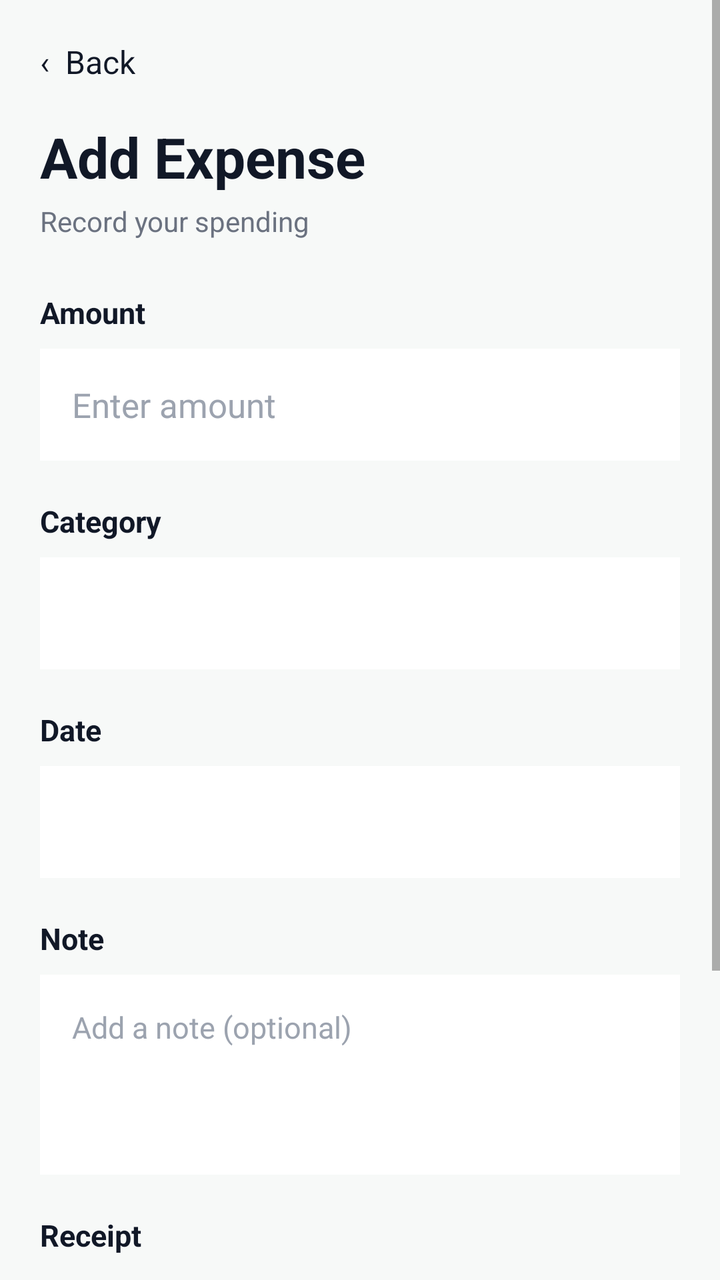
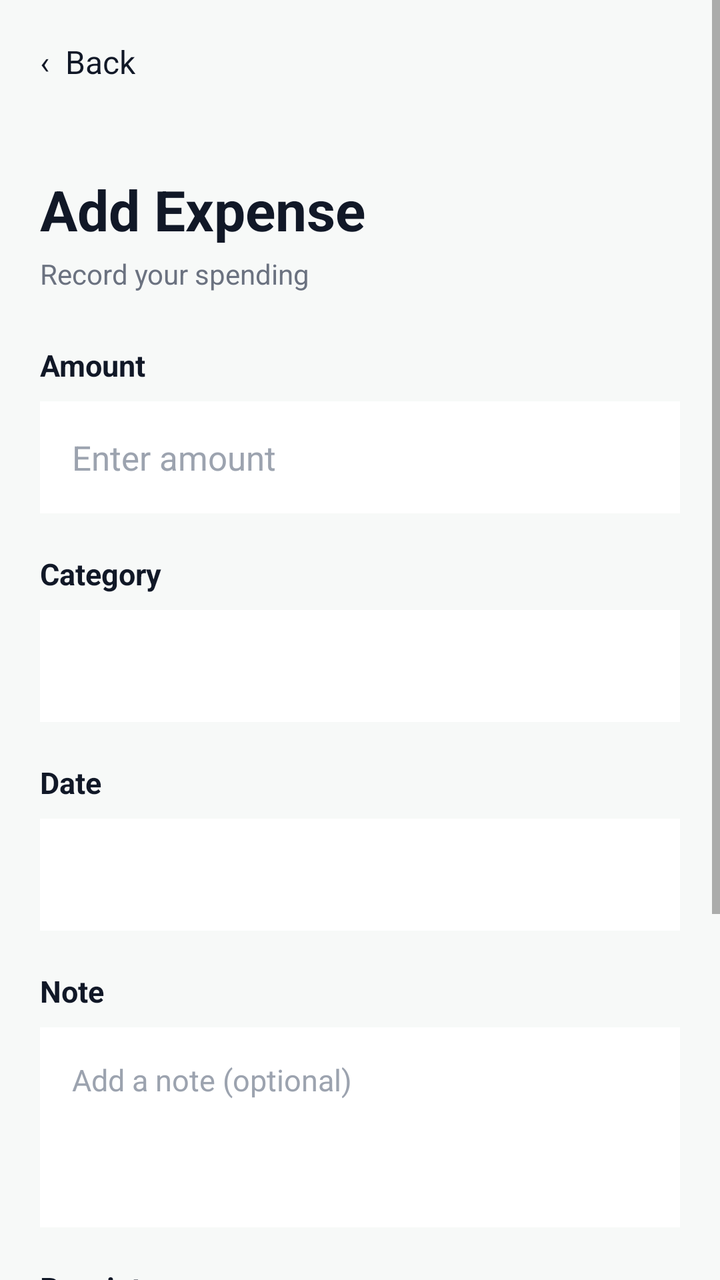

Compare the two renders of this Android layout. The source of the first and the diff that turns it into the second are given below.
<!-- AndroidManifest.xml: application theme Theme.ExpenseTrack -->
<!-- res/layout/activity_add_expense.xml -->
<?xml version="1.0" encoding="utf-8"?>
<ScrollView xmlns:android="http://schemas.android.com/apk/res/android"
    android:layout_width="match_parent"
    android:layout_height="match_parent"
    android:background="#F7F9F8"
    android:fillViewport="true">

    <LinearLayout
        android:layout_width="match_parent"
        android:layout_height="wrap_content"
        android:orientation="vertical"
        android:padding="20dp">

        <TextView
            android:id="@+id/tvBack"
            android:layout_width="wrap_content"
            android:layout_height="wrap_content"
            android:text="‹  Back"
            android:textColor="#111827"
            android:textSize="16sp"
            android:clickable="true"
            android:focusable="true" />

        <TextView
            android:layout_width="wrap_content"
            android:layout_height="wrap_content"
            android:layout_marginTop="18dp"
            android:text="Add Expense"
            android:textColor="#111827"
            android:textSize="28sp"
            android:textStyle="bold" />

        <TextView
            android:layout_width="wrap_content"
            android:layout_height="wrap_content"
            android:layout_marginTop="4dp"
            android:text="Record your spending"
            android:textColor="#6B7280"
            android:textSize="14sp" />

        <TextView
            android:layout_width="wrap_content"
            android:layout_height="wrap_content"
            android:layout_marginTop="26dp"
            android:text="Amount"
            android:textColor="#111827"
            android:textSize="15sp"
            android:textStyle="bold" />

        <EditText
            android:id="@+id/etAmount"
            android:layout_width="match_parent"
            android:layout_height="56dp"
            android:layout_marginTop="8dp"
            android:background="#FFFFFF"
            android:hint="Enter amount"
            android:inputType="numberDecimal"
            android:paddingStart="16dp"
            android:paddingEnd="16dp"
            android:textColor="#111827"
            android:textColorHint="#9CA3AF"
            android:textSize="17sp" />

        <TextView
            android:layout_width="wrap_content"
            android:layout_height="wrap_content"
            android:layout_marginTop="20dp"
            android:text="Category"
            android:textColor="#111827"
            android:textSize="15sp"
            android:textStyle="bold" />

        <Spinner
            android:id="@+id/spinnerCategory"
            android:layout_width="match_parent"
            android:layout_height="56dp"
            android:layout_marginTop="8dp"
            android:background="#FFFFFF"
            android:paddingStart="12dp"
            android:paddingEnd="12dp" />

        <TextView
            android:layout_width="wrap_content"
            android:layout_height="wrap_content"
            android:layout_marginTop="20dp"
            android:text="Date"
            android:textColor="#111827"
            android:textSize="15sp"
            android:textStyle="bold" />

        <TextView
            android:id="@+id/tvDate"
            android:layout_width="match_parent"
            android:layout_height="56dp"
            android:layout_marginTop="8dp"
            android:background="#FFFFFF"
            android:gravity="center_vertical"
            android:paddingStart="16dp"
            android:paddingEnd="16dp"
            android:textColor="#111827"
            android:textSize="16sp"
            android:clickable="true"
            android:focusable="true" />

        <TextView
            android:layout_width="wrap_content"
            android:layout_height="wrap_content"
            android:layout_marginTop="20dp"
            android:text="Note"
            android:textColor="#111827"
            android:textSize="15sp"
            android:textStyle="bold" />

        <EditText
            android:id="@+id/etNote"
            android:layout_width="match_parent"
            android:layout_height="100dp"
            android:layout_marginTop="8dp"
            android:background="#FFFFFF"
            android:gravity="top|start"
            android:hint="Add a note (optional)"
            android:inputType="textCapSentences|textMultiLine"
            android:padding="16dp"
            android:textColor="#111827"
            android:textColorHint="#9CA3AF"
            android:textSize="15sp" />

        <TextView
            android:layout_width="wrap_content"
            android:layout_height="wrap_content"
            android:layout_marginTop="20dp"
            android:text="Receipt"
            android:textColor="#111827"
            android:textSize="15sp"
            android:textStyle="bold" />

        <ImageView
            android:id="@+id/ivReceipt"
            android:layout_width="match_parent"
            android:layout_height="200dp"
            android:layout_marginTop="8dp"
            android:background="#DDF5EA"
            android:contentDescription="Receipt image"
            android:scaleType="centerCrop"
            android:visibility="gone" />

        <Button
            android:id="@+id/btnCaptureReceipt"
            android:layout_width="match_parent"
            android:layout_height="110dp"
            android:layout_marginTop="8dp"
            android:backgroundTint="#DDF5EA"
            android:text="📷  Capture Receipt"
            android:textAllCaps="false"
            android:textColor="#0B6B4F"
            android:textSize="16sp"
            android:textStyle="bold" />

        <Button
            android:id="@+id/btnSaveExpense"
            android:layout_width="match_parent"
            android:layout_height="56dp"
            android:layout_marginTop="22dp"
            android:backgroundTint="#0B6B4F"
            android:text="Save Expense"
            android:textAllCaps="false"
            android:textColor="#FFFFFF"
            android:textSize="16sp"
            android:textStyle="bold" />

    </LinearLayout>

</ScrollView>
<!-- resources referenced by this layout -->
<resources>
  <style name="Theme.ExpenseTrack" parent="Theme.AppCompat.Light.NoActionBar">
          
          <item name="colorPrimary">@color/primary</item>
          <item name="colorPrimaryDark">@color/primary</item>
          <item name="colorAccent">@color/primary</item>
  
          
          <item name="android:windowBackground">@color/background</item>
  
          
          <item name="android:statusBarColor">@color/primary</item>
      </style>
  <color name="primary">#0B6B4F</color>
  <color name="background">#F7F9F8</color>
</resources>

<!-- the commit's change to res/layout/activity_add_expense.xml (unified diff, before → after) -->
@@ -1,5 +1,6 @@
 <?xml version="1.0" encoding="utf-8"?>
 <ScrollView xmlns:android="http://schemas.android.com/apk/res/android"
+    xmlns:tools="http://schemas.android.com/tools"
     android:layout_width="match_parent"
     android:layout_height="match_parent"
     android:background="#F7F9F8"
@@ -15,11 +16,12 @@
             android:id="@+id/tvBack"
             android:layout_width="wrap_content"
             android:layout_height="wrap_content"
+            android:clickable="true"
+            android:focusable="true"
+            android:minHeight="48dp"
             android:text="‹  Back"
             android:textColor="#111827"
-            android:textSize="16sp"
-            android:clickable="true"
-            android:focusable="true" />
+            android:textSize="16sp" />
 
         <TextView
             android:layout_width="wrap_content"
@@ -94,13 +96,14 @@
             android:layout_height="56dp"
             android:layout_marginTop="8dp"
             android:background="#FFFFFF"
+            android:clickable="true"
+            android:focusable="true"
             android:gravity="center_vertical"
             android:paddingStart="16dp"
             android:paddingEnd="16dp"
             android:textColor="#111827"
             android:textSize="16sp"
-            android:clickable="true"
-            android:focusable="true" />
+            tools:ignore="SpeakableTextPresentCheck" />
 
         <TextView
             android:layout_width="wrap_content"
@@ -147,10 +150,22 @@
         <Button
             android:id="@+id/btnCaptureReceipt"
             android:layout_width="match_parent"
-            android:layout_height="110dp"
+            android:layout_height="64dp"
             android:layout_marginTop="8dp"
             android:backgroundTint="#DDF5EA"
             android:text="📷  Capture Receipt"
+            android:textAllCaps="false"
+            android:textColor="#0B6B4F"
+            android:textSize="16sp"
+            android:textStyle="bold" />
+
+        <Button
+            android:id="@+id/btnUploadReceipt"
+            android:layout_width="match_parent"
+            android:layout_height="64dp"
+            android:layout_marginTop="8dp"
+            android:backgroundTint="#DDF5EA"
+            android:text="📁  Upload Receipt"
             android:textAllCaps="false"
             android:textColor="#0B6B4F"
             android:textSize="16sp"
<!-- resource entries referenced after the edit -->
@@ -1,6 +1,6 @@
 <!-- resources referenced by this layout -->
 <resources>
-  <style name="Theme.ExpenseTrack" parent="Theme.AppCompat.Light.NoActionBar">
+  <style name="Theme.ExpenseTrack" parent="Theme.MaterialComponents.Light.NoActionBar">
           
           <item name="colorPrimary">@color/primary</item>
           <item name="colorPrimaryDark">@color/primary</item>
